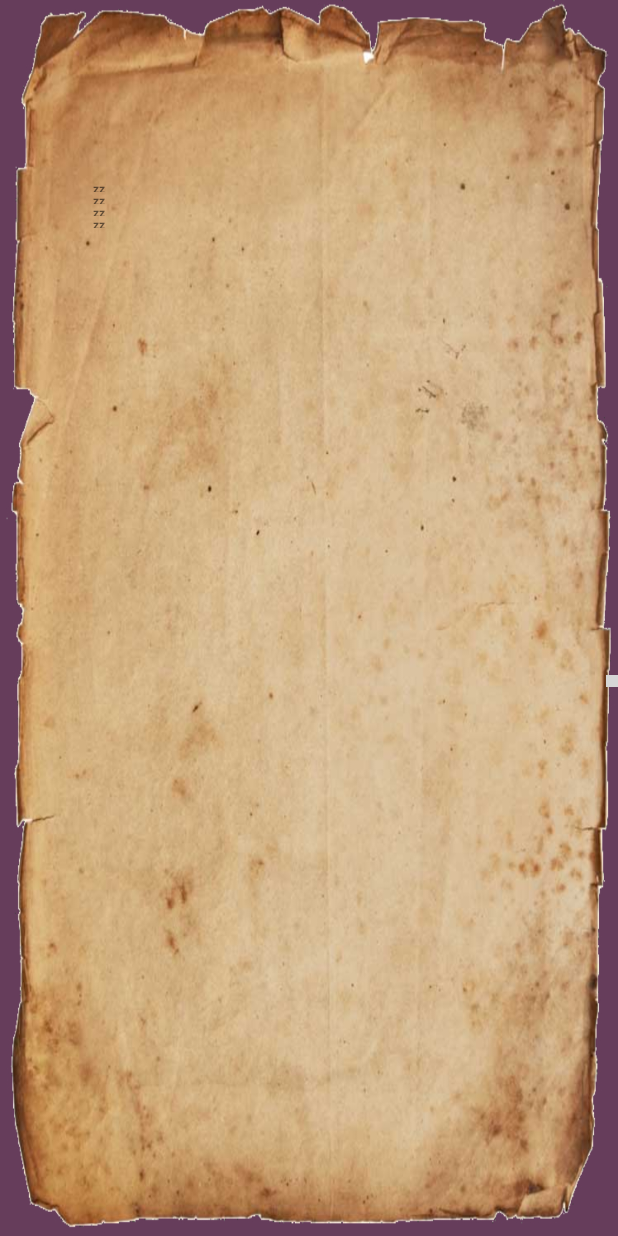
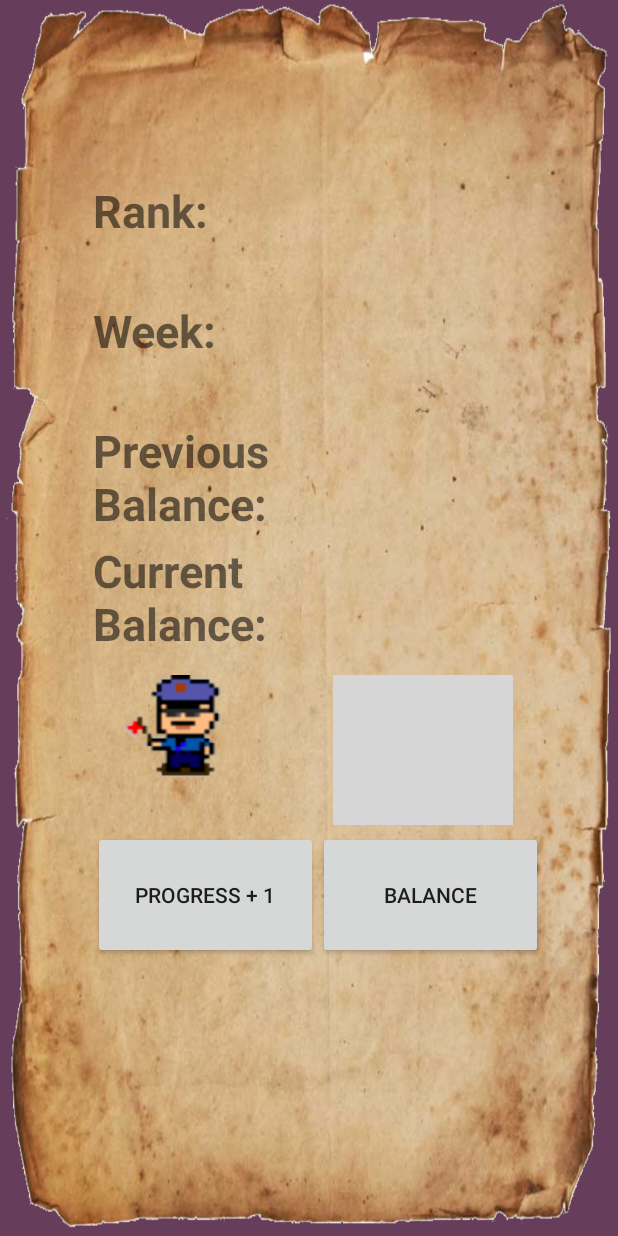
Before and after one commit to Jintze/Hangman-Team5-1, an Android app: the layout storymodeingame.xml on its own in the app's theme, with its tools: preview values and no code run, on a phone screen of 412 x 824 dp. Run offline under Robolectric (Android 15) with nearby library versions, the phone set to English and light mode, and no system bars; grey boxes are pictures that could not be loaded.

Commit message:
pictures pushed

```diff
--- a/app/src/main/res/values/colors.xml
+++ b/app/src/main/res/values/colors.xml
@@ -7,5 +7,4 @@
     <color name="background">#663d5a</color>
     <color name="keyboard">#0d0d0d</color>
 
-
 </resources>
--- a/app/src/main/res/values/dimens.xml
+++ b/app/src/main/res/values/dimens.xml
@@ -40,6 +40,24 @@
     <dimen name="LinearLayoutXL">120dp</dimen>
     <dimen name="KeyboardIncludeLayout"></dimen>
     <dimen name="ImageButton">80dp</dimen>
+
+    //Choice//Fatima---------------------------
+    ----------Text View ----------
+    <dimen name="RecieptH">80dp</dimen>
+    <dimen name="RecieptW">120dp</dimen>
+    <dimen name="RecieptHNumber">80dp</dimen>
+    <dimen name="RecieptWNumber">170dp</dimen>
+    <dimen name="TextViewForReciept">30sp</dimen>
+    <dimen name="ProgressButton">30sp</dimen>
+    <dimen name="BalanceButton">30sp</dimen>
+    <dimen name="PictureScreenW">330dp</dimen>
+    <dimen name="PictureScreenH">104dp</dimen>
+    <dimen name="PoliceScreenH">70dp</dimen>
+    <dimen name="PoliceScreenW">80dp</dimen>
+    <dimen name="TreasureScreenH">100dp</dimen>
+    <dimen name="TreasureScreenW">120dp</dimen>
+    <dimen name="ProgressScreenW">150dp</dimen>
+    <dimen name="ProgessScreenH">85dp</dimen>
 
 
     //Keyboard Button x-Small//Fatima---------------------------
--- a/app/src/main/res/values/strings.xml
+++ b/app/src/main/res/values/strings.xml
@@ -11,6 +11,16 @@
     <string name="Medium">Medium</string>
     <string name="Hard">Hard</string>
     <string name="title_activity_game">Game</string>
+
+    //Choice//Fatima------------------------------
+    <string name="Rank">Rank:</string>
+    <string name="Week">Week:</string>
+    <string name="CurrentBalance">Current Balance:</string>
+    <string name="PreviousBalance">Previous Balance:</string>
+    <string name="ProgressButton">Progress + 1</string>
+    <string name="BalanceButton">Balance</string>
+
+
 
     //Keyboard//Jintze------------------------
     <string name="q">q</string>
```
Also changed, not shown: app/src/main/res/drawable/policeman.png (added), app/src/main/res/drawable/redcharacter.jpg (added), app/src/main/res/drawable/treasure.png (added).
